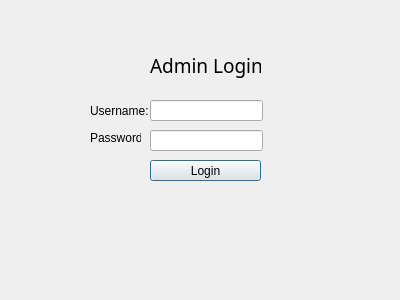
The window that login.ui (ismailperachaprogramming/Food-Fantasy) describes before a commit, drawn with Qt 5.
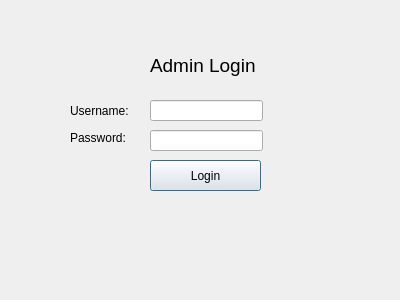
The same window after the commit.

Patch:
```diff
--- a/login.ui
+++ b/login.ui
@@ -16,9 +16,9 @@
   <widget class="QLabel" name="usernameLabel">
    <property name="geometry">
     <rect>
-     <x>90</x>
+     <x>70</x>
      <y>100</y>
-     <width>61</width>
+     <width>71</width>
      <height>21</height>
     </rect>
    </property>
@@ -29,9 +29,9 @@
   <widget class="QLabel" name="passwordLabel">
    <property name="geometry">
     <rect>
-     <x>90</x>
+     <x>70</x>
      <y>130</y>
-     <width>51</width>
+     <width>61</width>
      <height>16</height>
     </rect>
    </property>
@@ -70,7 +70,6 @@
    </property>
    <property name="font">
     <font>
-     <family>Neue Kabel</family>
      <pointsize>14</pointsize>
     </font>
    </property>
@@ -84,7 +83,7 @@
      <x>150</x>
      <y>160</y>
      <width>111</width>
-     <height>21</height>
+     <height>31</height>
     </rect>
    </property>
    <property name="text">
```
